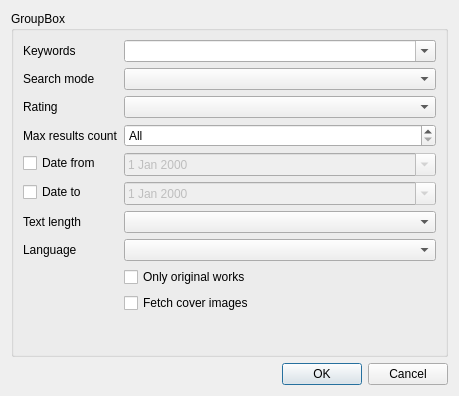
Before: the Qt Designer form utils/pixivindexlimitsdialog.ui in kernel1024/jpreader, drawn with Qt 5.
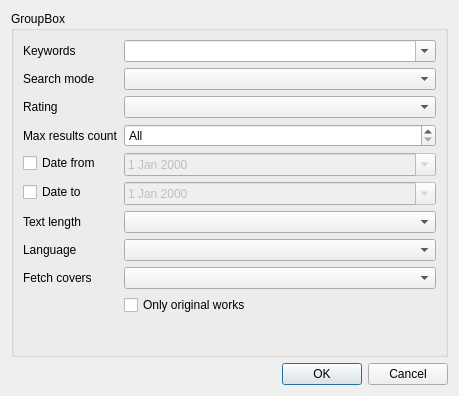
After: the same form once the commit is applied.

Commit message: Lazy pixiv cover fetch for network bandwidth saving.

Diff of the .ui file:
```diff
--- a/utils/pixivindexlimitsdialog.ui
+++ b/utils/pixivindexlimitsdialog.ui
@@ -152,20 +152,26 @@
       <item row="7" column="1">
        <widget class="QComboBox" name="comboLanguage"/>
       </item>
+      <item row="8" column="0">
+       <widget class="QLabel" name="label_7">
+        <property name="text">
+         <string>Fetch covers</string>
+        </property>
+        <property name="buddy">
+         <cstring>comboFetchCovers</cstring>
+        </property>
+       </widget>
+      </item>
       <item row="8" column="1">
+       <widget class="QComboBox" name="comboFetchCovers"/>
+      </item>
+      <item row="9" column="1">
        <widget class="QCheckBox" name="checkOriginalOnly">
         <property name="text">
          <string>Only original works</string>
         </property>
        </widget>
       </item>
-      <item row="9" column="1">
-       <widget class="QCheckBox" name="checkFetchCovers">
-        <property name="text">
-         <string>Fetch cover images</string>
-        </property>
-       </widget>
-      </item>
      </layout>
     </widget>
    </item>
```
Left out of the diff: 1 changed line with no effect on the pictures. The commit also changes 16 other files.
